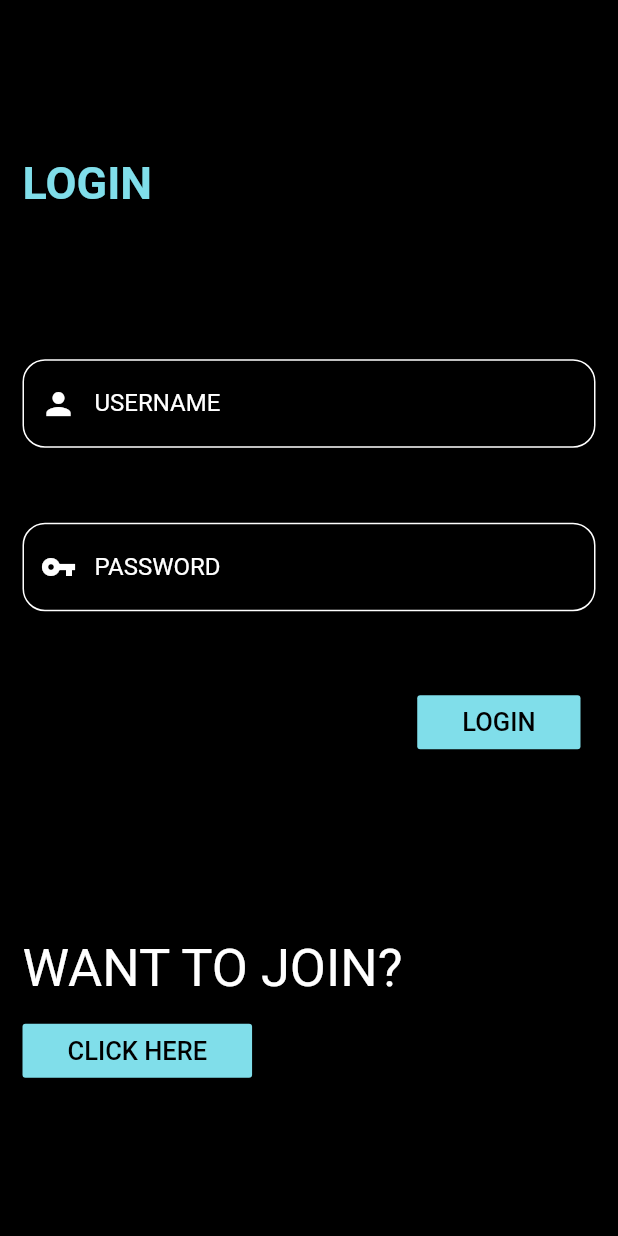
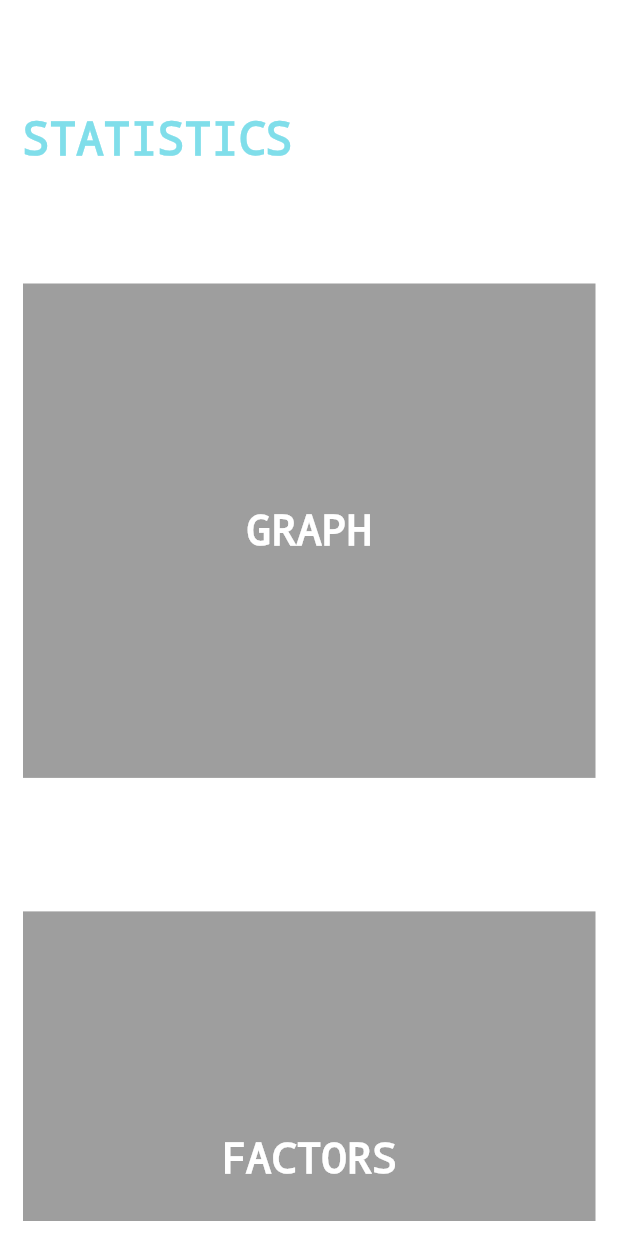
Before and after one commit to Shashwat-Joshi/WindMillApp, a Flutter app: the screen it shows after launch, on a phone screen of 412 x 824 dp. Run offline on Flutter 3.47's test engine with Material 2 defaults, Android fonts, the phone set to English and light mode, and no system bars.

Commit message:
second commit

```diff
--- a/lib/main.dart
+++ b/lib/main.dart
@@ -1,5 +1,6 @@
 import 'package:flutter/material.dart';
 import 'screens/loginScreen.dart';
+import 'screens/homeScreen.dart';
 
 void main() => runApp(MyApp());
 
@@ -9,7 +10,7 @@ class MyApp extends StatelessWidget {
     return MaterialApp(
       theme: ThemeData.dark(),
       debugShowCheckedModeBanner: false,
-      home: LoginPage(),
+      home: HomeScreen(),
     );
   }
 }
--- a/lib/screens/dateSpecificScreen.dart
+++ b/lib/screens/dateSpecificScreen.dart
@@ -27,8 +27,8 @@ class _DateSpecificScreenState extends State<DateSpecificScreen> {
   }
 
   Future<Null> timePicker() async {
-    var result =
-        await showTimePicker(context: context, initialTime: TimeOfDay.now());
+    var result = await showTimePicker(
+        context: context, initialTime: time == null ? TimeOfDay.now() : time);
     if (result != null) {
       setState(() {
         this.time = result;
--- /dev/null
+++ b/lib/screens/homeScreen.dart
@@ -0,0 +1,96 @@
+import 'package:flutter/material.dart';
+
+class HomeScreen extends StatefulWidget {
+  @override
+  _HomeScreenState createState() => _HomeScreenState();
+}
+
+class _HomeScreenState extends State<HomeScreen> {
+  @override
+  Widget build(BuildContext context) {
+    var height = MediaQuery.of(context).size.height;
+    return Container(
+      padding: EdgeInsets.fromLTRB(15.0, 75.0, 15.0, 10.0),
+      child: SingleChildScrollView(
+        physics: BouncingScrollPhysics(),
+        child: Column(
+          mainAxisAlignment: MainAxisAlignment.start,
+          crossAxisAlignment: CrossAxisAlignment.start,
+          children: <Widget>[
+            Text(
+              "STATISTICS",
+              style: TextStyle(
+                color: Colors.cyan[200],
+                fontSize: 30.0,
+                fontWeight: FontWeight.bold,
+                decoration: TextDecoration.none,
+              ),
+            ),
+            Padding(padding: EdgeInsets.only(top: 40.0)),
+            Container(
+              child: Column(
+                crossAxisAlignment: CrossAxisAlignment.start,
+                children: <Widget>[
+                  Text(
+                    "POWER GENERATED",
+                    style: TextStyle(
+                      color: Colors.white,
+                      fontSize: 25.0,
+                      decoration: TextDecoration.none,
+                    ),
+                  ),
+                  Padding(padding: EdgeInsets.only(top: 10.0)),
+                  Container(
+                    height: height / 2.5,
+                    color: Colors.grey,
+                    child: Center(
+                      child: Text(
+                        "GRAPH",
+                        style: TextStyle(
+                          color: Colors.white,
+                          decoration: TextDecoration.none,
+                          fontSize: 28.0,
+                        ),
+                      ),
+                    ),
+                  ),
+                ],
+              ),
+            ),
+            Padding(padding: EdgeInsets.only(top: 50.0)),
+            Container(
+              child: Column(
+                crossAxisAlignment: CrossAxisAlignment.start,
+                children: <Widget>[
+                  Text(
+                    "FACTORS",
+                    style: TextStyle(
+                      color: Colors.white,
+                      fontSize: 25.0,
+                      decoration: TextDecoration.none,
+                    ),
+                  ),
+                  Padding(padding: EdgeInsets.only(top: 10.0)),
+                  Container(
+                    height: height / 2.5,
+                    color: Colors.grey,
+                    child: Center(
+                      child: Text(
+                        "FACTORS",
+                        style: TextStyle(
+                          color: Colors.white,
+                          decoration: TextDecoration.none,
+                          fontSize: 28.0,
+                        ),
+                      ),
+                    ),
+                  ),
+                ],
+              ),
+            ),
+          ],
+        ),
+      ),
+    );
+  }
+}
```
